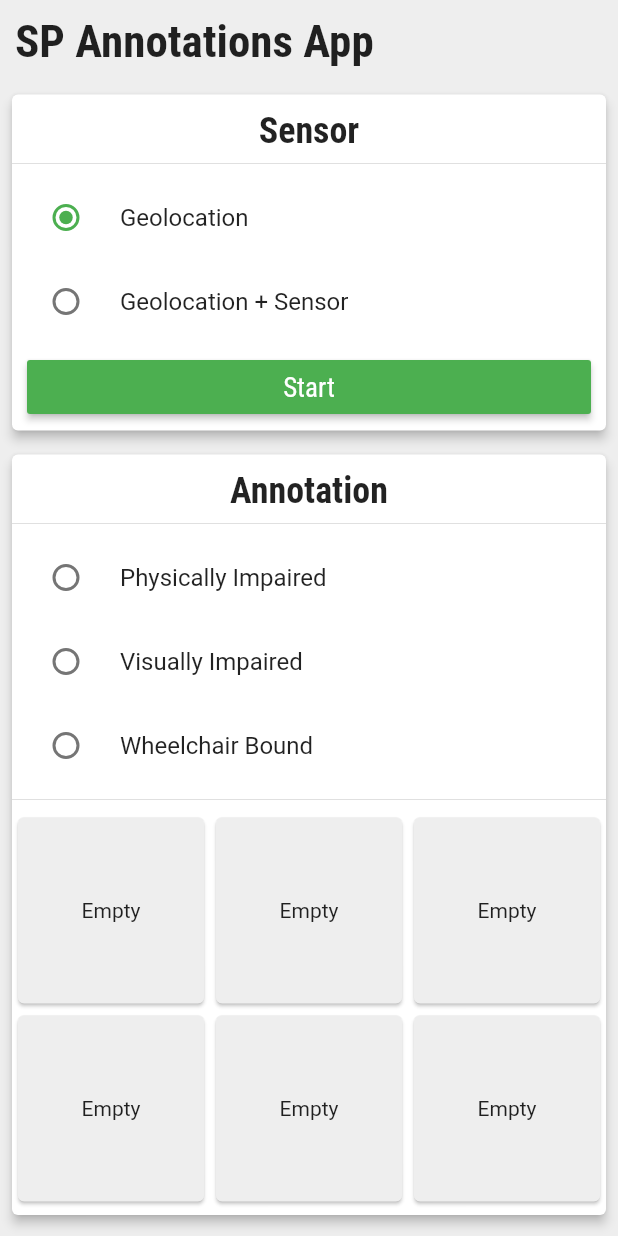
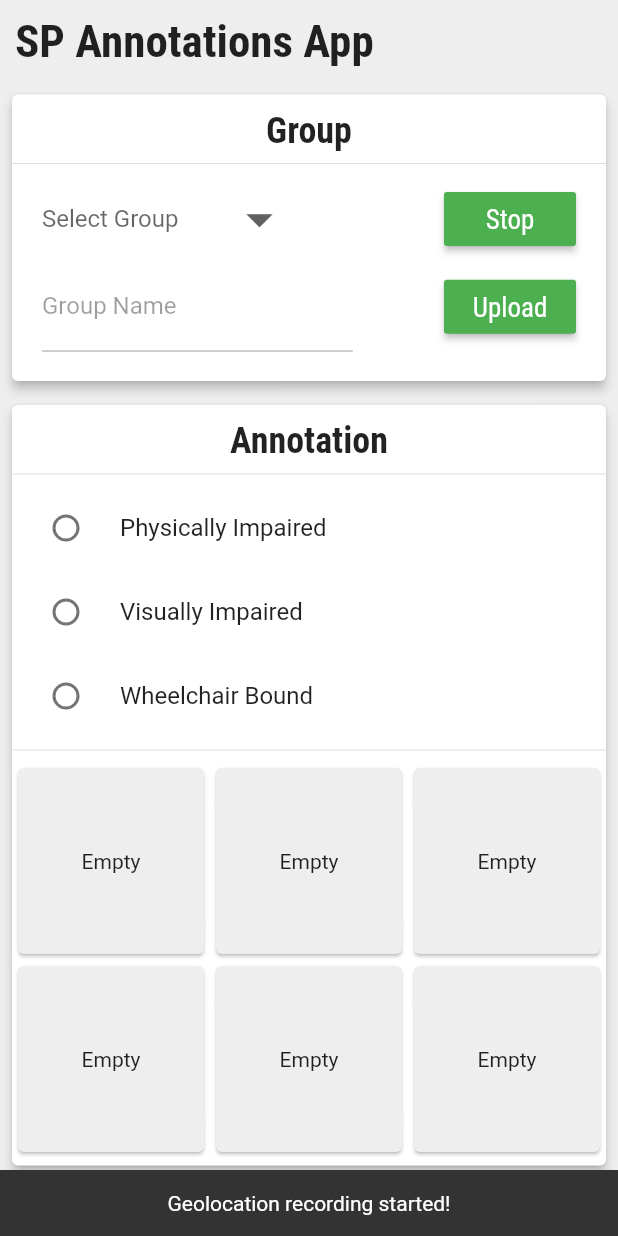
Before and after one commit to ngjunxiang/sp_annotations_app, a Flutter app: the screen it shows after launch, after a tap on "Start", on a phone screen of 412 x 824 dp. Run offline on Flutter 3.47's test engine with Material 2 defaults, Android fonts, the phone set to English and light mode, and no system bars; our stand-ins replace device_info, location, sqflite; accounts and stored records are empty.

```diff
--- a/lib/main.dart
+++ b/lib/main.dart
@@ -2,7 +2,7 @@ import 'package:flutter/material.dart';
 import 'package:flutter/services.dart';
 import 'package:provider/provider.dart';
 
-import './providers/records_provider.dart';
+import './providers/geolocation_provider.dart';
 import './screens/main_screen.dart';
 
 void main() {
@@ -60,7 +60,7 @@ class AnnotationsApp extends StatelessWidget {
     return MultiProvider(
       providers: [
         ChangeNotifierProvider.value(
-          value: RecordsProvider(),
+          value: GeolocationProvider(),
         ),
       ],
       child: _buildApp(),
--- /dev/null
+++ b/lib/models/error_exception.dart
@@ -0,0 +1,10 @@
+class ErrorException implements Exception {
+    final String message;
+
+    ErrorException(this.message);
+
+    @override
+    String toString() {
+        return message;
+    }
+}
--- /dev/null
+++ b/lib/models/preferences.dart
@@ -0,0 +1,16 @@
+class Preferences {
+    static String _tag;
+    static String _annotationType;
+
+    static String get tag => _tag;
+
+    static String get annotationType => _annotationType;
+
+    static void setTag(String tag) {
+        _tag = tag;
+    }
+
+    static void setAnnotationType(String annotationType) {
+        _annotationType = annotationType;
+    }
+}
--- /dev/null
+++ b/lib/providers/geolocation_provider.dart
@@ -0,0 +1,108 @@
+import 'dart:async';
+
+import 'package:flutter/foundation.dart';
+import 'package:location/location.dart';
+
+import '../models/error_exception.dart';
+import '../models/geolocation.dart';
+import '../models/preferences.dart';
+import '../utilities/device_helper.dart';
+import '../utilities/geolocation_table_helper.dart';
+import '../utilities/location_helper.dart';
+
+class GeolocationProvider with ChangeNotifier {
+  Timer timer;
+  var _started = false;
+  var _geolocationTableHelper = GeolocationTableHelper();
+  List<Geolocation> _geolocationsList;
+  StreamSubscription<LocationData> _locationSubscription;
+
+  bool get started => _started;
+
+  List<Geolocation> get geolocations => [..._geolocationsList];
+
+  Future<void> fetchGeolocations() async {
+    final fetchedGeolocations =
+        await _geolocationTableHelper.getGeolocationsList();
+    _geolocationsList = fetchedGeolocations;
+    notifyListeners();
+  }
+
+  void startRecordingGeolocation() async {
+    var hasPermissions = await LocationHelper.checkForPermissions();
+
+    if (!hasPermissions) {
+      throw ErrorException(
+          'Please ensure location service is enabled and permission is granted');
+    }
+
+    _started = true;
+    print(_started);
+
+    _listenGeolocation();
+
+    notifyListeners();
+  }
+
+  void stopRecordingGeolocation(bool isPaused) async {
+    if (!isPaused) {
+      _started = false;
+      print('recording stopped');
+    } else {
+      print('recording paused');
+    }
+    print('Cancel all tasks completed');
+    // timer.cancel();
+
+    _stopListen();
+    notifyListeners();
+  }
+
+  Future<void> _listenGeolocation() async {
+    LocationData locationData = await LocationHelper.location.getLocation();
+    String deviceUUID = await DeviceHelper.getDeviceUUID();
+
+    _locationSubscription =
+        LocationHelper.location.onLocationChanged().handleError((dynamic err) {
+      _locationSubscription.cancel();
+      throw ErrorException(
+          'Failed to listen to location with error ${err.code}');
+    }).listen((LocationData currentLocation) {
+      _addGeolocation(Geolocation(
+        deviceUUID,
+        DateTime.fromMillisecondsSinceEpoch(locationData.time.toInt()),
+        Preferences.tag,
+        locationData.latitude,
+        locationData.longitude,
+        locationData.accuracy,
+        locationData.altitude,
+        locationData.speed,
+      ));
+    });
+  }
+
+  Future<void> _stopListen() async {
+    _locationSubscription.cancel();
+  }
+
+//   Future<bool> startScheduler() async {
+//     print('started');
+// //    Workmanager.executeTask((task, inputData) {
+//     timer = Timer.periodic(Duration(seconds: 10), (Timer t) async {
+//       print('Recorded at ${DateTime.now().toString()}');
+// //        Geolocation currentGeolocation = await LocationHelper.getGeolocation();
+// //        _addGeolocation(currentGeolocation);
+// //        print('Inserted geolocation $currentGeolocation');
+//     });
+//     return Future.value(true);
+// //    });
+//   }
+
+  Future<void> _addGeolocation(Geolocation geolocation) async {
+    final result = await _geolocationTableHelper.insertGeolocation(geolocation);
+
+    if (result == 0) {
+      throw ErrorException('Failed to record geolocation');
+    }
+  }
+}
--- a/lib/providers/records_provider.dart
+++ /dev/null
@@ -1,36 +0,0 @@
-import 'package:flutter/foundation.dart';
-import 'package:sp_annotations_app/utilities/geolocation_table_helper.dart';
-
-import '../models/geolocation.dart';
-
-class RecordsProvider with ChangeNotifier {
-  GeolocationTableHelper _geolocationTableHelper = GeolocationTableHelper();
-  List<Geolocation> _recordsList;
-
-  List<Geolocation> get records {
-    return [..._recordsList];
-  }
-
-  Future<void> fetchRecords() async {
-    try {
-      final fetchedRecords = await _geolocationTableHelper.getGeolocationsList();
-      _recordsList = fetchedRecords;
-      notifyListeners();
-    } catch (error) {
-      // error handling
-    }
-  }
-
-  Future<void> addRecord(Geolocation record) async {
-    try {
-      final result = await _geolocationTableHelper.insertGeolocation(record);
-
-      if (result == 0) {
-        // error handling
-      }
-      notifyListeners();
-    } catch (error) {
-      // error handling
-    }
-  }
-}
--- a/lib/screens/main_screen.dart
+++ b/lib/screens/main_screen.dart
@@ -1,7 +1,7 @@
 import 'package:flutter/material.dart';
 
 import '../widgets/annotations_widget.dart';
-import '../widgets/sensor_widget.dart';
+import '../widgets/group_widget.dart';
 
 class MainScreen extends StatelessWidget {
   Widget _buildHeader(BuildContext context, double availableHeight) {
@@ -31,7 +31,7 @@ class MainScreen extends StatelessWidget {
           crossAxisAlignment: CrossAxisAlignment.stretch,
           children: <Widget>[
             _buildHeader(context, availableHeight),
-            SensorWidget(),
+            GroupWidget(),
             AnnotationsWidget(),
           ],
         ),
@@ -40,7 +40,12 @@ class MainScreen extends StatelessWidget {
 
     return Scaffold(
       backgroundColor: Theme.of(context).accentColor,
-      body: pageBody,
+      body: GestureDetector(
+        onTap: () {
+          FocusScope.of(context).requestFocus(new FocusNode());
+        },
+        child: pageBody,
+      ),
     );
   }
 }
--- /dev/null
+++ b/lib/widgets/group_widget.dart
@@ -0,0 +1,230 @@
+import 'package:flutter/material.dart';
+import 'package:provider/provider.dart';
+import 'package:sp_annotations_app/providers/geolocation_provider.dart';
+
+import '../utilities/enums.dart';
+
+class GroupWidget extends StatefulWidget {
+  @override
+  _GroupWidgetState createState() => _GroupWidgetState();
+}
+
+class _GroupWidgetState extends State<GroupWidget> with WidgetsBindingObserver {
+  var _isLoading = false;
+  String _selectedGroup;
+  List<String> _groupList;
+  final _groupTextController = TextEditingController();
+  GeolocationProvider geolocationProvider;
+
+  @override
+  initState() {
+    super.initState();
+    _groupList = ['Group 1', 'Group 2', 'Group 3', 'Others'];
+    WidgetsBinding.instance.addObserver(this);
+  }
+
+  @override
+  void dispose() {
+    WidgetsBinding.instance.removeObserver(this);
+    super.dispose();
+  }
+
+  @override
+  void didChangeAppLifecycleState(AppLifecycleState appLifecycleState) {
+    if (appLifecycleState == AppLifecycleState.paused) {
+      print('paused');
+      geolocationProvider.stopRecordingGeolocation(true);
+    }
+
+    if (appLifecycleState == AppLifecycleState.resumed) {
+      print('resumed');
+      geolocationProvider.startRecordingGeolocation();
+    }
+  }
+
+  Widget _buildDropdownMenu(MediaQueryData mediaQueryData) {
+    return Container(
+      width: mediaQueryData.size.width * 0.5,
+      padding: EdgeInsets.symmetric(horizontal: 20.0),
+      child: DropdownButton<String>(
+        isExpanded: true,
+        icon: Icon(Icons.arrow_drop_down),
+        iconSize: 42,
+        underline: SizedBox(),
+        hint: Text('Select Group'),
+        // Not necessary for Option 1
+        value: _selectedGroup,
+        onChanged: (newValue) {
+          setState(() {
+            _selectedGroup = newValue;
+
+            if (_selectedGroup != 'Others') {
+              _groupTextController.clear();
+            }
+          });
+        },
+        items: _groupList.map((data) {
+          return DropdownMenuItem<String>(
+            child: Text(data),
+            value: data,
+          );
+        }).toList(),
+      ),
+    );
+  }
+
+  Widget _buildGroupTextFormField(MediaQueryData mediaQueryData) {
+    return Container(
+      width: mediaQueryData.size.width * 0.6,
+      padding: EdgeInsets.symmetric(horizontal: 20.0),
+      child: TextFormField(
+        decoration: InputDecoration(
+          labelText: 'Group Name',
+        ),
+        keyboardType: TextInputType.text,
+        controller: _groupTextController,
+        enabled: _selectedGroup == 'Others',
+      ),
+    );
+  }
+
+  Widget _buildStartStopButton(ScaffoldState scaffold) {
+    return Container(
+      padding: const EdgeInsets.symmetric(
+        vertical: 5.0,
+        horizontal: 20.0,
+      ),
+      child: RaisedButton(
+        color: Theme.of(context).primaryColor,
+        onPressed: geolocationProvider.started
+            ? () {
+                geolocationProvider.stopRecordingGeolocation(false);
+                scaffold.showSnackBar(
+                  SnackBar(
+                    content: Text(
+                      'Geolocation recording stopped!',
+                      textAlign: TextAlign.center,
+                    ),
+                  ),
+                );
+              }
+            : () {
+                geolocationProvider.startRecordingGeolocation();
+                scaffold.showSnackBar(
+                  SnackBar(
+                    content: Text(
+                      'Geolocation recording started!',
+                      textAlign: TextAlign.center,
+                    ),
+                  ),
+                );
+              },
+        child: Text(
+          geolocationProvider.started ? 'Stop' : 'Start',
+          style: Theme.of(context).textTheme.button,
+        ),
+      ),
+    );
+  }
+
+  Widget _buildUploadButton(ScaffoldState scaffold) {
+    return Container(
+      padding: const EdgeInsets.symmetric(
+        vertical: 5.0,
+        horizontal: 20.0,
+      ),
+      child: RaisedButton(
+        color: Theme.of(context).primaryColor,
+        onPressed: _isLoading ? null : () async {
+          print(_isLoading);
+          setState(() {
+            _isLoading = true;
+          });
+          scaffold.showSnackBar(
+            SnackBar(
+              content: Text(
+                'Uploading file now...',
+                textAlign: TextAlign.center,
+              ),
+            ),
+          );
+          print(_isLoading);
+          Future.delayed(Duration(seconds: 2)).then((_) {
+            setState(() {
+              _isLoading = false;
+            });
+            scaffold.showSnackBar(
+              SnackBar(
+                content: Text(
+                  'File uploaded successfully!',
+                  textAlign: TextAlign.center,
+                ),
+              ),
+            );
+            print(_isLoading);
+          });
+        },
+        child: _isLoading
+            ? Container(
+                height: 15,
+                width: 15,
+                child: CircularProgressIndicator(),
+              )
+            : Text(
+                'Upload',
+                style: Theme.of(context).textTheme.button,
+              ),
+      ),
+    );
+  }
+
+  @override
+  Widget build(BuildContext context) {
+    final mediaQuery = MediaQuery.of(context);
+    final scaffold = Scaffold.of(context);
+    geolocationProvider = Provider.of<GeolocationProvider>(context);
+
+    return Column(
+      crossAxisAlignment: CrossAxisAlignment.stretch,
+      children: <Widget>[
+        Card(
+          elevation: 3.0,
+          margin: const EdgeInsets.all(8.0),
+          child: Column(
+            children: <Widget>[
+              Container(
+                child: Padding(
+                  padding: const EdgeInsets.only(
+                    top: 10.0,
+                  ),
+                  child: Text(
+                    'Group',
+                    style: Theme.of(context).textTheme.title,
+                  ),
+                ),
+              ),
+              Divider(),
+              Row(
+                mainAxisAlignment: MainAxisAlignment.spaceBetween,
+                children: <Widget>[
+                  _buildDropdownMenu(mediaQuery),
+                  _buildStartStopButton(scaffold),
+                ],
+              ),
+              Row(
+                mainAxisAlignment: MainAxisAlignment.spaceBetween,
+                children: <Widget>[
+                  _buildGroupTextFormField(mediaQuery),
+                  _buildUploadButton(scaffold),
+                ],
+              ),
+              SizedBox(
+                height: 20.0,
+              ),
+            ],
+          ),
+        ),
+      ],
+    );
+  }
+}
--- a/lib/widgets/sensor_widget.dart
+++ /dev/null
@@ -1,85 +0,0 @@
-import 'package:flutter/material.dart';
-
-import '../utilities/enums.dart';
-
-class SensorWidget extends StatefulWidget {
-  @override
-  _SensorWidgetState createState() => _SensorWidgetState();
-}
-
-class _SensorWidgetState extends State<SensorWidget> {
-  SensorOption _option = SensorOption.Geolocation;
-
-  String _getSensorOptionText(SensorOption sensorOption) {
-    switch (sensorOption) {
-      case SensorOption.Geolocation:
-        return 'Geolocation';
-        break;
-      case SensorOption.GeolocationSensor:
-      default:
-        return 'Geolocation + Sensor';
-    }
-  }
-
-  Widget _buildRadioListTile(SensorOption sensorOption) {
-    return RadioListTile(
-      title: Text(_getSensorOptionText(sensorOption)),
-      activeColor: Theme.of(context).primaryColor,
-      value: sensorOption,
-      groupValue: _option,
-      onChanged: (SensorOption value) {
-        setState(() {
-          _option = value;
-        });
-      },
-    );
-  }
-
-  @override
-  Widget build(BuildContext context) {
-    return Column(
-      crossAxisAlignment: CrossAxisAlignment.stretch,
-      children: <Widget>[
-        Card(
-          elevation: 3.0,
-          margin: const EdgeInsets.all(8.0),
-          child: Column(
-            children: <Widget>[
-              Container(
-                child: Padding(
-                  padding: const EdgeInsets.only(
-                    top: 10.0,
-                  ),
-                  child: Text(
-                    'Sensor',
-                    style: Theme.of(context).textTheme.title,
-                  ),
-                ),
-              ),
-              Divider(),
-              _buildRadioListTile(SensorOption.Geolocation),
-              _buildRadioListTile(SensorOption.GeolocationSensor),
-              Container(
-                width: double.infinity,
-                padding: const EdgeInsets.symmetric(
-                  vertical: 5.0,
-                  horizontal: 10.0,
-                ),
-                child: RaisedButton(
-                  color: Theme.of(context).primaryColor,
-                  onPressed: () {
-                    print(_option);
-                  },
-                  child: Text(
-                    'Start',
-                    style: Theme.of(context).textTheme.button,
-                  ),
-                ),
-              ),
-            ],
-          ),
-        ),
-      ],
-    );
-  }
-}
```
Also changed, not shown: lib/utilities/device_helper.dart (+8 -14 lines), lib/utilities/location_helper.dart (+9 -8 lines).
